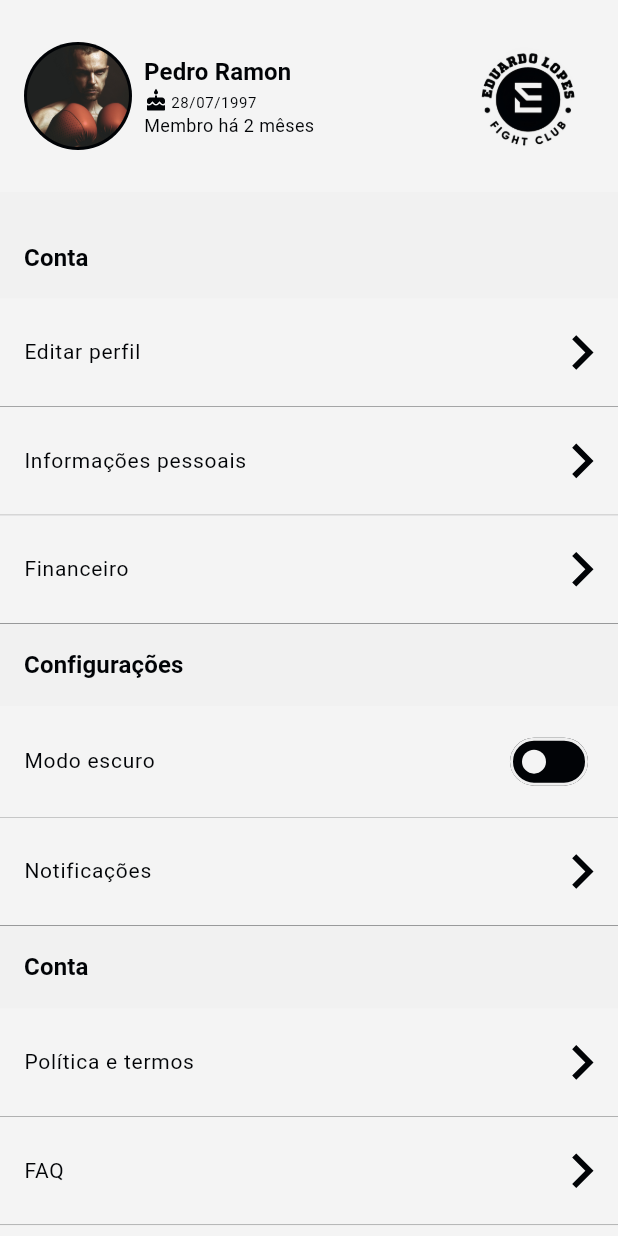
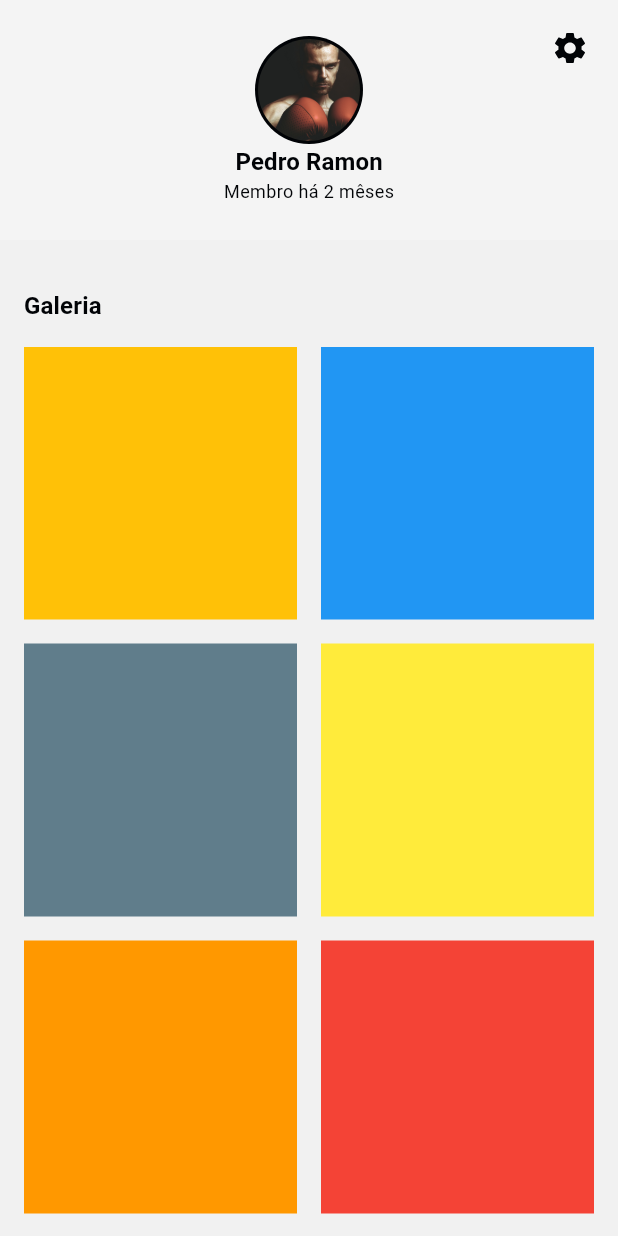
Before and after one commit to EdFilho/elfc, a Flutter app: the ProfilePage screen opened directly, on a phone screen of 412 x 824 dp. Run offline on Flutter 3.47's test engine with Material 2 defaults, Android fonts, the phone set to English and light mode, and no system bars; our stand-ins replace cached_network_image, dio, faker, flare_flutter, flutter_keyboard_visibility, flutter_screenutil and 6 more; accounts and stored records are empty.

Commit message:
feat: add galery and profile settings page

```diff
--- a/lib/app/core/configs/app_routes.dart
+++ b/lib/app/core/configs/app_routes.dart
@@ -5,6 +5,7 @@ import '../../ui/pages/auth/onboarding/onboarding.dart';
 import '../../ui/pages/auth/register/register.dart';
 import '../../ui/pages/edit_profile/edit_profile.dart';
 import '../../ui/pages/home/home.dart';
+import '../../ui/pages/profile_settings/profile_settings.dart';
 import '../../ui/pages/splash/splash.dart';
 import 'app_binding.dart';
 
@@ -15,6 +16,7 @@ abstract class Routes {
   static const register = '/register';
   static const home = '/home';
   static const editProfile = '/edit_profile';
+  static const profileSettings = '/profile_settings';
 }
 
 abstract class AppRoutes {
@@ -58,5 +60,11 @@ abstract class AppRoutes {
       transition: Transition.native,
       binding: EditProfileBindings(),
     ),
+    GetPage(
+      name: Routes.profileSettings,
+      page: () => const ProfileSettingsPage(),
+      transition: Transition.native,
+      binding: ProfileSettingsBindings(),
+    ),
   ];
 }
--- a/lib/app/ui/pages/edit_profile/edit_profile_page.dart
+++ b/lib/app/ui/pages/edit_profile/edit_profile_page.dart
@@ -16,8 +16,8 @@ class EditProfilePage extends GetView<EditProfileController> {
             children: [
               const UserCard(
                 userName: "Pedro Ramon",
-                birthDate: "28/07/1997",
                 createdAt: "2",
+                leading: true,
               ),
               const SizedBox(height: 32),
               Padding(
--- a/lib/app/ui/pages/home/components/tabs/feed/components/post_card.dart
+++ b/lib/app/ui/pages/home/components/tabs/feed/components/post_card.dart
@@ -148,6 +148,9 @@ class PostCard extends StatelessWidget {
                 const SizedBox(height: 8),
                 RichText(
                   text: TextSpan(
+                    style: defaultText.copyWith(
+                      color: Theme.of(context).colorScheme.primary,
+                    ),
                     children: <TextSpan>[
                       TextSpan(
                         text: postData.userName,
--- a/lib/app/ui/pages/home/components/tabs/profile/profile_page.dart
+++ b/lib/app/ui/pages/home/components/tabs/profile/profile_page.dart
@@ -14,77 +14,115 @@ class ProfilePage extends GetView<ProfileController> {
     return Scaffold(
       resizeToAvoidBottomInset: true,
       body: SafeArea(
-        child: SingleChildScrollView(
         child: Column(
           crossAxisAlignment: CrossAxisAlignment.start,
           children: [
-              const UserCard(
+            UserCard(
               userName: "Pedro Ramon",
-                birthDate: "28/07/1997",
               createdAt: "2",
+              settings: () => Get.toNamed(Routes.profileSettings),
             ),
+            Expanded(
+              child: Column(
+                crossAxisAlignment: CrossAxisAlignment.start,
+                children: [
                   const SizedBox(height: 32),
                   Padding(
                     padding: const EdgeInsets.only(left: 16, bottom: 16),
                     child: Text(
-                  "Conta",
+                      "Galeria",
                       style: Theme.of(context).textTheme.titleSmall,
                     ),
                   ),
-              MenuOptions(
-                label: "Editar perfil",
-                onTap: () => Get.toNamed(Routes.editProfile),
+                  Flexible(
+                    child: Padding(
+                      padding: const EdgeInsets.symmetric(horizontal: 16.0),
+                      child: GridView.count(
+                        shrinkWrap: true,
+                        crossAxisSpacing: 16,
+                        mainAxisSpacing: 16,
+                        crossAxisCount: 2,
+                        children: <Widget>[
+                          Container(
+                            height: 80,
+                            width: 80,
+                            color: Colors.amber,
                           ),
-              MenuOptions(
-                label: "Informações pessoais",
-                onTap: () => {},
+                          Container(
+                            height: 80,
+                            width: 80,
+                            color: Colors.blue,
                           ),
-              MenuOptions(
-                label: "Financeiro",
-                onTap: () => {},
+                          Container(
+                            height: 80,
+                            width: 80,
+                            color: Colors.blueGrey,
                           ),
-              const SizedBox(height: 16),
-              Padding(
-                padding: const EdgeInsets.only(left: 16, bottom: 16),
-                child: Text(
-                  "Configurações",
-                  style: Theme.of(context).textTheme.titleSmall,
+                          Container(
+                            height: 80,
+                            width: 80,
+                            color: Colors.yellow,
                           ),
+                          Container(
+                            height: 80,
+                            width: 80,
+                            color: Colors.orange,
                           ),
-              MenuOptions(
-                label: "Modo escuro",
-                onTap: () => controller.changeThemeMode(),
-                switcherOn: context.isDarkMode,
-                type: MenuOptionType.switcher,
+                          Container(
+                            height: 80,
+                            width: 80,
+                            color: Colors.red,
                           ),
-              MenuOptions(
-                label: "Notificações",
-                onTap: () => {},
+                          Container(
+                            height: 80,
+                            width: 80,
+                            color: Colors.blueGrey,
                           ),
-              const SizedBox(height: 16),
-              Padding(
-                padding: const EdgeInsets.only(left: 16, bottom: 16),
-                child: Text(
-                  "Conta",
-                  style: Theme.of(context).textTheme.titleSmall,
+                          Container(
+                            height: 80,
+                            width: 80,
+                            color: Colors.cyanAccent,
                           ),
+                          Container(
+                            height: 80,
+                            width: 80,
+                            color: Colors.brown,
                           ),
-              MenuOptions(
-                label: "Política e termos",
-                onTap: () => {},
+                          Container(
+                            height: 80,
+                            width: 80,
+                            color: Colors.pink[200],
                           ),
-              MenuOptions(
-                label: "FAQ",
-                onTap: () => {},
+                          Container(
+                            height: 80,
+                            width: 80,
+                            color: Colors.blue,
                           ),
-              MenuOptions(
-                label: "Suporte",
-                onTap: () => {},
+                          Container(
+                            height: 80,
+                            width: 80,
+                            color: Colors.amberAccent,
+                          ),
+                          Container(
+                            height: 80,
+                            width: 80,
+                            color: Colors.deepPurple,
+                          ),
+                          Container(
+                            height: 80,
+                            width: 80,
+                            color: Colors.purple,
                           ),
                         ],
                       ),
                     ),
                   ),
+                ],
+              ),
+            ),
+          ],
+        ),
+      ),
     );
   }
 }
--- /dev/null
+++ b/lib/app/ui/pages/profile_settings/profile_settings.dart
@@ -0,0 +1,3 @@
+export './profile_settings_page.dart';
+export './profile_settings_bindings.dart';
+export './profile_settings_controller.dart';
--- /dev/null
+++ b/lib/app/ui/pages/profile_settings/profile_settings_bindings.dart
@@ -0,0 +1,9 @@
+import 'package:get/get.dart';
+import './profile_settings_controller.dart';
+
+class ProfileSettingsBindings implements Bindings {
+    @override
+    void dependencies() {
+        Get.put(ProfileSettingsController());
+    }
+}
--- a/lib/app/ui/shared/components/molecules/user_card.dart
+++ b/lib/app/ui/shared/components/molecules/user_card.dart
@@ -1,29 +1,36 @@
 import 'package:flutter/material.dart';
-import 'package:get/utils.dart';
+import 'package:get/get.dart';
 
 import '../components.dart';
 
 class UserCard extends StatelessWidget {
-  final String userName, birthDate, createdAt;
+  final String userName, createdAt;
+  final bool leading;
+  final void Function()? settings;
 
   const UserCard({
     Key? key,
     required this.userName,
-    required this.birthDate,
     required this.createdAt,
+    this.leading = false,
+    this.settings,
   }) : super(key: key);
 
   @override
   Widget build(BuildContext context) {
-    return Container(
+    return Stack(
+      children: [
+        Container(
           padding: const EdgeInsets.symmetric(
             horizontal: 16.0,
-        vertical: 20.0,
+            vertical: 24.0,
           ),
+          width: double.maxFinite,
           decoration: BoxDecoration(
             color: Theme.of(context).colorScheme.onPrimary,
           ),
-      child: Row(
+          child: Column(
+            crossAxisAlignment: CrossAxisAlignment.center,
             children: [
               CircleAvatar(
                 radius: 36.0,
@@ -35,27 +42,9 @@ class UserCard extends StatelessWidget {
                   ),
                 ),
               ),
-          const SizedBox(width: 8),
-          Column(
-            crossAxisAlignment: CrossAxisAlignment.start,
-            children: [
               Text(
                 userName,
                 style: Theme.of(context).textTheme.titleSmall,
-              ),
-              Row(
-                crossAxisAlignment: CrossAxisAlignment.end,
-                children: [
-                  const CustomIcon(
-                    icon: "cake",
-                    size: 16,
-                  ),
-                  const SizedBox(width: 2),
-                  Text(
-                    birthDate,
-                    style: Theme.of(context).textTheme.bodySmall,
-                  ),
-                ],
               ),
               Text(
                 "Membro há $createdAt mêses",
@@ -63,15 +52,30 @@ class UserCard extends StatelessWidget {
               ),
             ],
           ),
+        ),
+        Padding(
+          padding: const EdgeInsets.all(8.0),
+          child: Row(
+            children: [
+              Visibility(
+                visible: leading,
+                child: InkWell(
+                  onTap: Get.back,
+                  child: const CustomIcon(icon: 'arrow_back'),
+                ),
+              ),
               const Spacer(),
-          Image.asset(
-            context.isDarkMode
-                ? "assets/images/logo_white.png"
-                : "assets/images/logo_black.png",
-            height: 88.0,
+              Visibility(
+                visible: settings != null,
+                child: InkWell(
+                  onTap: settings,
+                  child: const CustomIcon(icon: 'settings'),
+                ),
               ),
             ],
           ),
+        ),
+      ],
     );
   }
 }
```
Also changed, not shown: lib/app/ui/pages/profile_settings/profile_settings_controller.dart (renamed from lib/app/ui/pages/auth/login/components/social_login.dart, +11 -17 lines), lib/app/ui/pages/profile_settings/profile_settings_page.dart (added, +97 -0 lines). Lines whose indentation alone changed are shown as unchanged.
